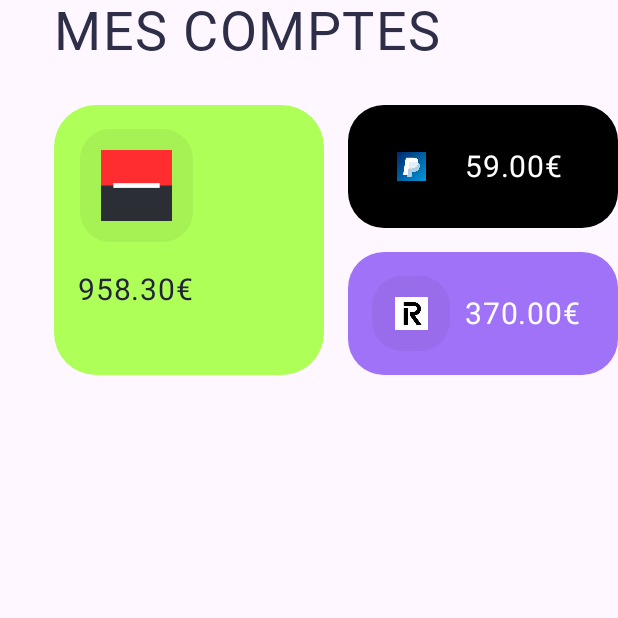
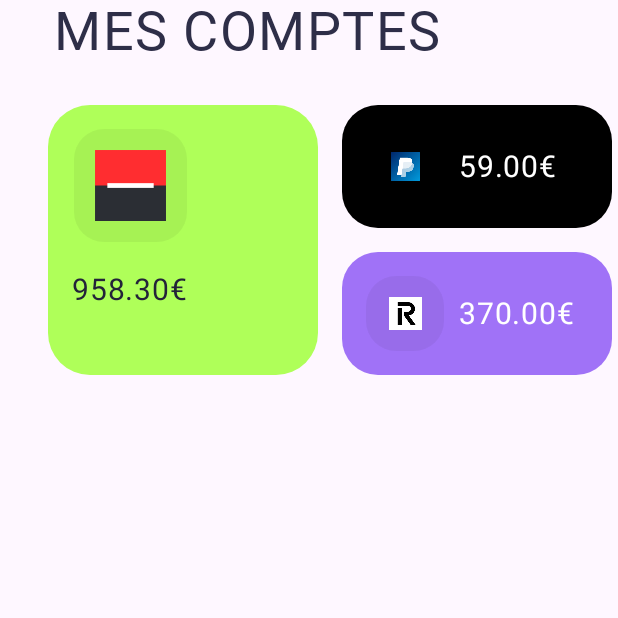
Before and after one commit to nicolas-lepinay/Master2__Kotlin_BankingApp, an Android app built with Jetpack Compose: the composable BankAccountsSheet shown on its own in the app's theme, on a phone screen of 412 x 824 dp, the top half of it. Run offline under Robolectric (Android 15) with nearby library versions, the phone set to English and light mode, and no system bars; our stand-ins replace Dagger/Hilt's generated code; Roboto replaces fonts that are not available here.

Commit message:
FIX LazyRow list padding

```diff
--- a/app/src/main/java/com/example/bankingapp/ui/components/accounts/BankAccountsSheet.kt
+++ b/app/src/main/java/com/example/bankingapp/ui/components/accounts/BankAccountsSheet.kt
@@ -22,15 +22,17 @@ fun BankAccountsSheet(viewModel: BankAccountViewModel = hiltViewModel()) {
     val columns = prepareColumns(accounts)
 
     Column(
-        modifier = Modifier
-            .padding(start = 36.dp)
+        // modifier = Modifier.padding(start = 36.dp)
     ) {
+        Row {
+            Spacer(modifier = Modifier.width(36.dp))
             Text(
                 text = stringResource(R.string.my_accounts).uppercase(),
                 style = customHeadlineLarge,
                 color = Darker,
                 modifier = Modifier.padding(bottom = 28.dp)
             )
+        }
 
         if (accountsOriginal.isEmpty()) {
             Text(
@@ -49,6 +51,7 @@ fun BankAccountsSheet(viewModel: BankAccountViewModel = hiltViewModel()) {
                 contentPadding = PaddingValues(end = 18.dp, bottom = 32.dp),
                 horizontalArrangement = Arrangement.spacedBy(16.dp)
             ) {
+                item { Spacer(modifier = Modifier.width(16.dp)) }
                 items(count = columns.size) { index ->
                     val columnType = columns[index]
                     when (columnType) {
```
Lines whose indentation alone changed are shown as unchanged.
